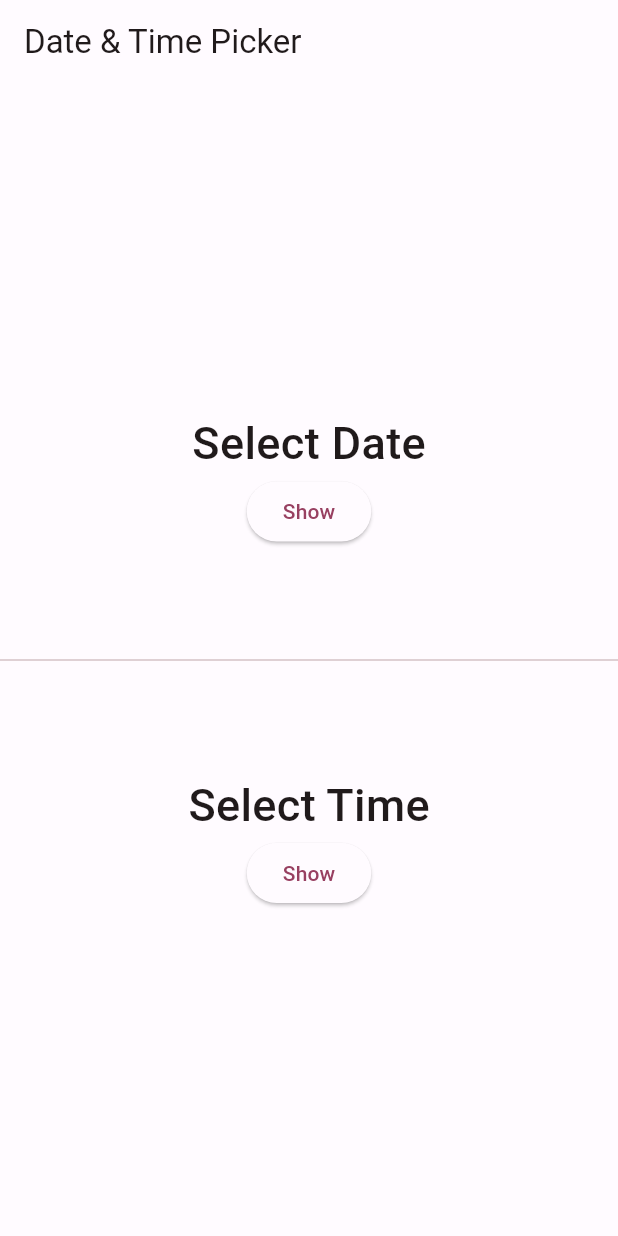
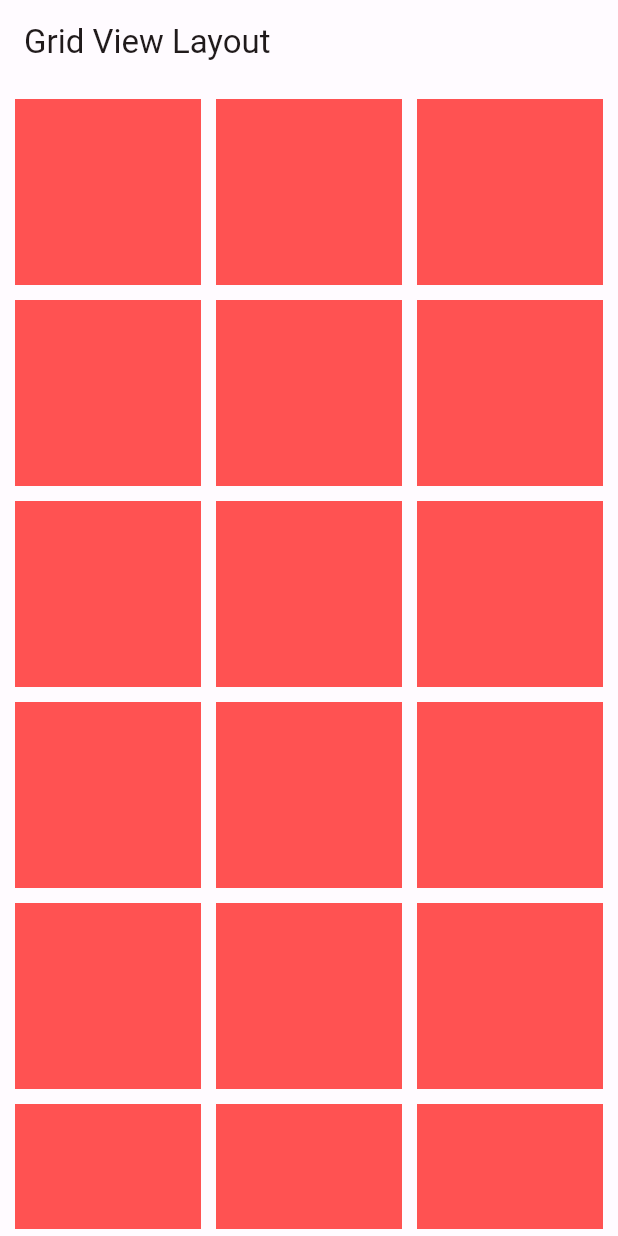
Before and after one commit to jeelpatel001/first_flutter_app, a Flutter app: the screen it shows after launch, on a phone screen of 412 x 824 dp. Run offline on Flutter 3.47's test engine with Material 3 defaults, Android fonts, the phone set to English and light mode, and no system bars.

Commit message:
Grid View Layout using Builder, Count and Extent

```diff
--- /dev/null
+++ b/lib/_24_grid_view_layout.dart
@@ -0,0 +1,92 @@
+import 'package:flutter/material.dart';
+
+class MyGridView extends StatelessWidget {
+  const MyGridView({super.key});
+
+  @override
+  Widget build(BuildContext context) {
+    return Scaffold(
+      appBar: AppBar(
+        title: const Text('Grid View Layout'),
+      ),
+      body: Padding(
+        padding: const EdgeInsets.all(5),
+        child: GridView.builder(
+          itemBuilder: (context, index) {
+            return Container(
+              margin: const EdgeInsets.all(5),
+              color: Colors.redAccent,
+            );
+          },
+          gridDelegate: const SliverGridDelegateWithMaxCrossAxisExtent(
+            maxCrossAxisExtent: 170,
+          ),
+          itemCount: 20,
+        ),
+
+        // --------- GridView.extent ---------
+        // GridView.extent(
+        //   maxCrossAxisExtent: 200,
+        //   children: [
+        //     Container(
+        //       margin: const EdgeInsets.all(5),
+        //       color: Colors.amberAccent,
+        //     ),
+        //     Container(
+        //       margin: const EdgeInsets.all(5),
+        //       color: Colors.blueAccent.shade100,
+        //     ),
+        //     Container(
+        //       margin: const EdgeInsets.all(5),
+        //       color: Colors.orange,
+        //     ),
+        //     Container(
+        //       margin: const EdgeInsets.all(5),
+        //       color: Colors.redAccent,
+        //     ),
+        //     Container(
+        //       margin: const EdgeInsets.all(5),
+        //       color: Colors.pinkAccent,
+        //     ),
+        //     Container(
+        //       margin: const EdgeInsets.all(5),
+        //       color: Colors.greenAccent,
+        //     ),
+        //     Container(
+        //       margin: const EdgeInsets.all(5),
+        //       color: Colors.blueGrey,
+        //     ),
+        //     Container(
+        //       margin: const EdgeInsets.all(5),
+        //       color: Colors.amberAccent,
+        //     ),
+        //     Container(
+        //       margin: const EdgeInsets.all(5),
+        //       color: Colors.blueAccent.shade100,
+        //     ),
+        //     Container(
+        //       margin: const EdgeInsets.all(5),
+        //       color: Colors.orange,
+        //     ),
+        //     Container(
+        //       margin: const EdgeInsets.all(5),
+        //       color: Colors.redAccent,
+        //     ),
+        //     Container(
+        //       margin: const EdgeInsets.all(5),
+        //       color: Colors.pinkAccent,
+        //     ),
+        //     Container(
+        //       margin: const EdgeInsets.all(5),
+        //       color: Colors.greenAccent,
+        //     ),
+        //     Container(
+        //       margin: const EdgeInsets.all(5),
+        //       color: Colors.blueGrey,
+        //     ),
+        //   ],
+        // ),
+      ),
+    );
+  }
+}
--- a/lib/main.dart
+++ b/lib/main.dart
@@ -1,24 +1,6 @@
-import 'package:first_flutter_app/_19_card_widget.dart';
-import 'package:first_flutter_app/_20_text_input_widget.dart';
-import 'package:first_flutter_app/_21_get_date_and_time.dart';
-import 'package:first_flutter_app/_22_format_date_and_time.dart';
-import 'package:first_flutter_app/_23_date_time_picker.dart';
+import 'package:first_flutter_app/_24_grid_view_layout.dart';
 import 'package:flutter/material.dart';
 
-import '_10_List_View_StaticData.dart';
-import '_11_List_View_DynamicData.dart';
-import '_12_Container_Decoration.dart';
-import '_13_Expanded_Widget.dart';
-import '_15_list_tile.dart';
-import '_16_circle_avtar.dart';
-import '_17_custom_fonts.dart';
-import '_1_Container.dart';
-import '_2_Text_Button_Widget.dart';
-import '_5_Insert_Image.dart';
-import '_6_Row.dart';
-import '_7_Column.dart';
-import '_8_InkWell.dart';
-import '_9_ScrollView.dart';
 import 'color_schemes.g.dart';
 
 void main() {
@@ -61,9 +43,8 @@ class MyApp extends StatelessWidget {
       // home: const MyTextField(),
       // home: const MyDateAndTime(),
       // home: const MyDateAndTimeFormat(),
-      home: const MyDateAndTimePicker(),
-
-
+      // home: const MyDateAndTimePicker(),
+      home: const MyGridView(),
     );
   }
 }
```
Lines whose indentation alone changed are shown as unchanged.
